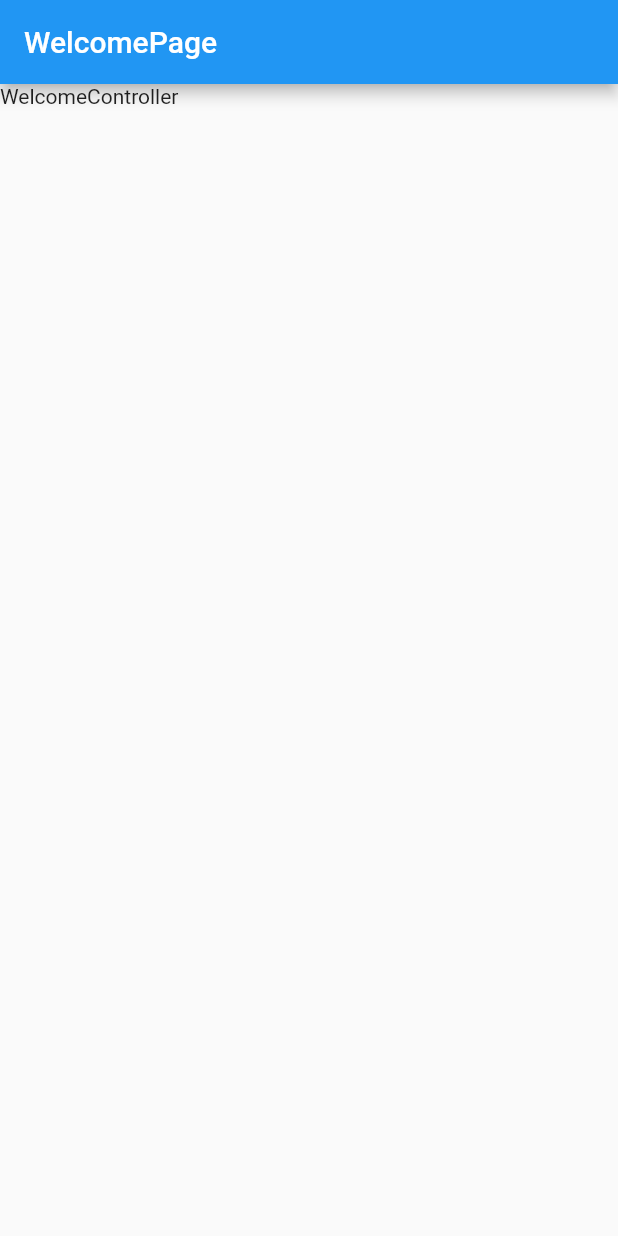
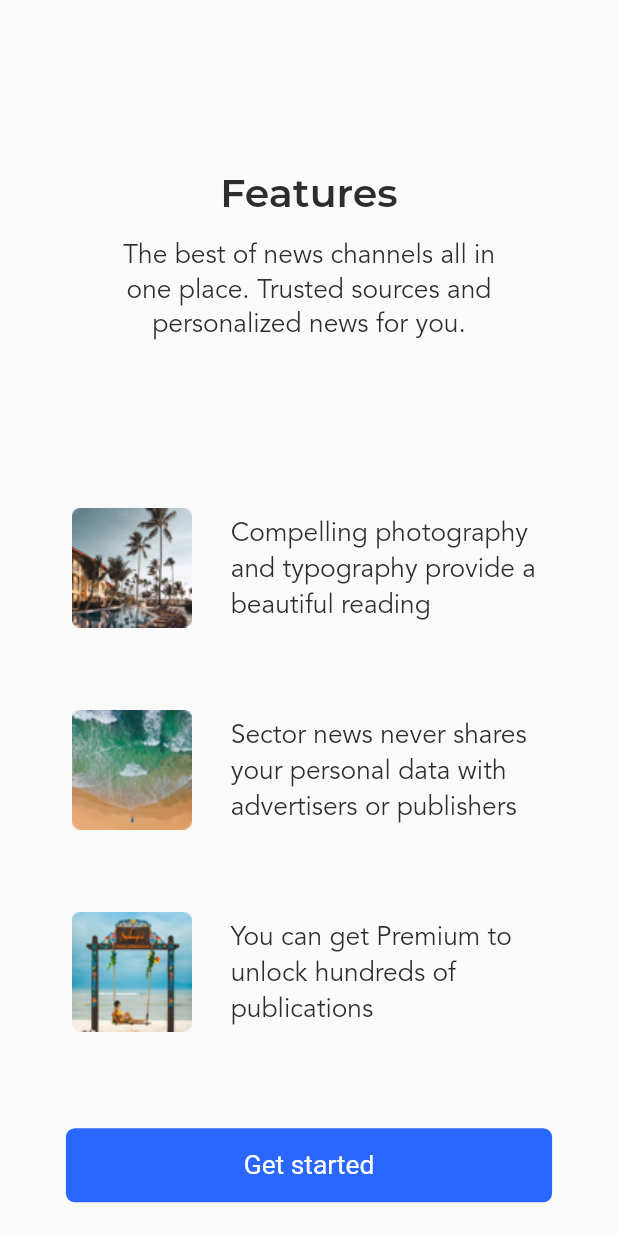
Before and after one commit to ducafecat/flutter_ducafecat_news_getx, a Flutter app: the screen it shows after launch, on a phone screen of 412 x 824 dp. Run offline on Flutter 3.47's test engine with Material 2 defaults, Android fonts, the phone set to English and light mode, and no system bars; our stand-ins replace flutter_screenutil, get.

Commit message:
add -> welcome

```diff
--- /dev/null
+++ b/lib/common/values/borders.dart
@@ -0,0 +1,9 @@
+import 'package:flutter/rendering.dart';
+
+class Borders {
+  static const BorderSide primaryBorder = BorderSide(
+    color: Color.fromARGB(255, 230, 230, 231),
+    width: 1,
+    style: BorderStyle.solid,
+  );
+}
--- /dev/null
+++ b/lib/common/values/cache.dart
@@ -0,0 +1,8 @@
+// 是否启用缓存
+const CACHE_ENABLE = false;
+
+// 缓存的最长时间，单位（秒）
+const CACHE_MAXAGE = 1000;
+
+// 最大缓存数
+const CACHE_MAXCOUNT = 100;
--- /dev/null
+++ b/lib/common/values/colors.dart
@@ -0,0 +1,39 @@
+import 'dart:ui';
+
+class AppColors {
+  /// 主背景 白色
+  static const Color primaryBackground = Color.fromARGB(255, 255, 255, 255);
+
+  /// 主文本 灰色
+  static const Color primaryText = Color.fromARGB(255, 45, 45, 47);
+
+  /// 主控件-背景 蓝色
+  static const Color primaryElement = Color.fromARGB(255, 41, 103, 255);
+
+  /// 主控件-文本 白色
+  static const Color primaryElementText = Color.fromARGB(255, 255, 255, 255);
+
+  // *****************************************
+
+  /// 第二种控件-背景色 淡灰色
+  static const Color secondaryElement = Color.fromARGB(255, 246, 246, 246);
+
+  /// 第二种控件-文本 浅蓝色
+  static const Color secondaryElementText = Color.fromARGB(255, 41, 103, 255);
+
+  // *****************************************
+
+  /// 第三种控件-背景色 石墨色
+  static const Color thirdElement = Color.fromARGB(255, 45, 45, 47);
+
+  /// 第三种控件-文本 浅灰色2
+  static const Color thirdElementText = Color.fromARGB(255, 141, 141, 142);
+
+  // *****************************************
+
+  /// tabBar 默认颜色 灰色
+  static const Color tabBarElement = Color.fromARGB(255, 208, 208, 208);
+
+  /// tabCellSeparator 单元格底部分隔条 颜色
+  static const Color tabCellSeparator = Color.fromARGB(255, 230, 230, 231);
+}
--- /dev/null
+++ b/lib/common/values/proxy.dart
@@ -0,0 +1,9 @@
+// 是否启用代理
+const PROXY_ENABLE = false;
+
+/// 代理服务IP
+// const PROXY_IP = '192.168.1.105';
+const PROXY_IP = '172.16.43.74';
+
+/// 代理服务端口
+const PROXY_PORT = 8866;
--- /dev/null
+++ b/lib/common/values/radii.dart
@@ -0,0 +1,8 @@
+import 'package:flutter/rendering.dart';
+
+class Radii {
+  static const BorderRadiusGeometry k6pxRadius =
+      BorderRadius.all(Radius.circular(6));
+  static const BorderRadiusGeometry k54pxRadius =
+      BorderRadius.all(Radius.circular(54));
+}
--- /dev/null
+++ b/lib/common/values/server copy.dart
@@ -0,0 +1,6 @@
+// baidu yapi
+// const SERVER_API_URL = 'https://yapi.baidu.com/mock/41008';
+const SERVER_API_URL = 'https://yapi.ducafecat.tech/mock/11';
+
+// 本地搭建 yapi
+// const SERVER_API_URL = 'http://yapi.ducafecat.tech/mock/11';
--- /dev/null
+++ b/lib/common/values/shadows.dart
@@ -0,0 +1,9 @@
+import 'package:flutter/rendering.dart';
+
+class Shadows {
+  static const BoxShadow primaryShadow = BoxShadow(
+    color: Color.fromARGB(38, 27, 27, 29),
+    offset: Offset(0, 5),
+    blurRadius: 10,
+  );
+}
--- /dev/null
+++ b/lib/common/values/storage.dart
@@ -0,0 +1,8 @@
+/// 用户 - 配置信息
+const String STORAGE_USER_PROFILE_KEY = 'user_profile';
+
+/// 设备是否第一次打开
+const String STORAGE_DEVICE_ALREADY_OPEN_KEY = 'device_already_open';
+
+/// 首页新闻cacheKey
+const String STORAGE_INDEX_NEWS_CACHE_KEY = 'cache_index_news';
--- /dev/null
+++ b/lib/common/values/values.dart
@@ -0,0 +1,10 @@
+library values;
+
+export 'colors.dart';
+export 'borders.dart';
+export 'radii.dart';
+export 'shadows.dart';
+export 'server.dart';
+export 'storage.dart';
+export 'cache.dart';
+export 'proxy.dart';
--- a/lib/main.dart
+++ b/lib/main.dart
@@ -1,6 +1,7 @@
 import 'package:flutter/material.dart';
 import 'package:flutter_ducafecat_news_getx/common/routes/app_pages.dart';
 import 'package:flutter_ducafecat_news_getx/common/utils/utils.dart';
+import 'package:flutter_screenutil/flutter_screenutil.dart';
 import 'package:get/get.dart';
 
 Future<void> main() async {
@@ -20,7 +21,9 @@ class MyApp extends StatelessWidget {
 
   @override
   Widget build(BuildContext context) {
-    return GetMaterialApp(
+    return ScreenUtilInit(
+      designSize: Size(375, 812 - 44 - 34),
+      builder: () => GetMaterialApp(
         debugShowCheckedModeBanner: false,
 
         // 日志
@@ -43,6 +46,7 @@ class MyApp extends StatelessWidget {
 
         // 主题
         // theme: appThemeData,
+      ),
     );
   }
 }
--- a/lib/pages/frame/welcome/view.dart
+++ b/lib/pages/frame/welcome/view.dart
@@ -1,12 +1,150 @@
 import 'package:flutter/material.dart';
+import 'package:flutter_ducafecat_news_getx/common/values/values.dart';
 import 'package:flutter_ducafecat_news_getx/pages/frame/welcome/controller.dart';
+import 'package:flutter_screenutil/flutter_screenutil.dart';
 import 'package:get/get.dart';
 
 class WelcomePage extends GetView<WelcomeController> {
+  /// 页头标题
+  Widget _buildPageHeadTitle() {
+    return Container(
+      margin: EdgeInsets.only(top: (60 + 44.0).h), // 顶部系统栏 44px
+      child: Text(
+        "Features",
+        textAlign: TextAlign.center,
+        style: TextStyle(
+          color: AppColors.primaryText,
+          fontFamily: "Montserrat",
+          fontWeight: FontWeight.w600,
+          fontSize: 24.sp,
+          height: 1,
+        ),
+      ),
+    );
+  }
+
+  /// 页头说明
+  Widget _buildPageHeaderDetail() {
+    return Container(
+      width: 242.w,
+      height: 70.h,
+      margin: EdgeInsets.only(top: 14.h),
+      child: Text(
+        "The best of news channels all in one place. Trusted sources and personalized news for you.",
+        textAlign: TextAlign.center,
+        style: TextStyle(
+          color: AppColors.primaryText,
+          fontFamily: "Avenir",
+          fontWeight: FontWeight.normal,
+          fontSize: 16.sp,
+          height: 1.3,
+        ),
+      ),
+    );
+  }
+
+  /// 特性说明
+  /// 宽度 80 + 20 + 195 = 295
+  Widget _buildFeatureItem(String imageName, String intro, double marginTop) {
+    return Container(
+      width: 295.w,
+      height: 80.h,
+      margin: EdgeInsets.only(top: marginTop.h),
+      child: Row(
+        children: [
+          Container(
+            width: 80.w,
+            height: 80.w,
+            child: Image.asset(
+              "assets/images/$imageName.png",
+              fit: BoxFit.none,
+            ),
+          ),
+          Spacer(),
+          Container(
+            width: 195.w,
+            child: Text(
+              intro,
+              textAlign: TextAlign.left,
+              style: TextStyle(
+                color: AppColors.primaryText,
+                fontFamily: "Avenir",
+                fontWeight: FontWeight.normal,
+                fontSize: 16.sp,
+              ),
+            ),
+          ),
+        ],
+      ),
+    );
+  }
+
+  /// 开始按钮
+  Widget _buildStartButton(BuildContext context) {
+    return Container(
+      width: 295.w,
+      height: 44.h,
+      margin: EdgeInsets.only(bottom: 20.h),
+      child: TextButton(
+        style: ButtonStyle(
+          textStyle: MaterialStateProperty.all(TextStyle(
+            fontSize: 16.sp,
+          )),
+          foregroundColor: MaterialStateProperty.resolveWith(
+            (states) {
+              if (states.contains(MaterialState.focused) &&
+                  !states.contains(MaterialState.pressed)) {
+                return Colors.blue;
+              } else if (states.contains(MaterialState.pressed)) {
+                return Colors.deepPurple;
+              }
+              return AppColors.primaryElementText;
+            },
+          ),
+          backgroundColor: MaterialStateProperty.resolveWith((states) {
+            if (states.contains(MaterialState.pressed)) {
+              return Colors.blue[200];
+            }
+            return AppColors.primaryElement;
+          }),
+          shape: MaterialStateProperty.all(RoundedRectangleBorder(
+            borderRadius: Radii.k6pxRadius,
+          )),
+        ),
+        child: Text("Get started"),
+        onPressed: () => {},
+      ),
+    );
+  }
+
   @override
   Widget build(BuildContext context) {
     return Scaffold(
-        appBar: AppBar(title: Text('WelcomePage')),
-        body: SafeArea(child: Text('WelcomeController')));
+      body: Center(
+        child: Column(
+          children: <Widget>[
+            _buildPageHeadTitle(),
+            _buildPageHeaderDetail(),
+            _buildFeatureItem(
+              "feature-1",
+              "Compelling photography and typography provide a beautiful reading",
+              86,
+            ),
+            _buildFeatureItem(
+              "feature-2",
+              "Sector news never shares your personal data with advertisers or publishers",
+              40,
+            ),
+            _buildFeatureItem(
+              "feature-3",
+              "You can get Premium to unlock hundreds of publications",
+              40,
+            ),
+            Spacer(),
+            _buildStartButton(context),
+          ],
+        ),
+      ),
+    );
   }
 }
```
Lines whose indentation alone changed are shown as unchanged.
